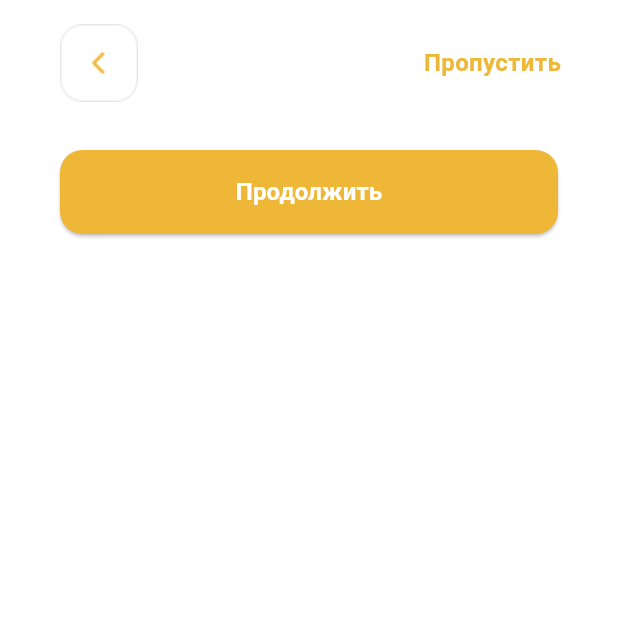
After one commit to warja256/PawPick, a Flutter app: the WhereAt screen opened directly, on a phone screen of 412 x 824 dp, the top half of it. The commit adds this screen. Run offline on Flutter 3.47's test engine with Material 3 defaults, Android fonts, the phone set to English and light mode, and no system bars.

Commit message:
Добавлен второй экран анкеты

```diff
--- /dev/null
+++ b/lib/form/about2.dart
@@ -0,0 +1,115 @@
+import 'package:flutter/material.dart';
+
+class WhereAt extends StatefulWidget {
+  const WhereAt({super.key});
+
+  @override
+  State<WhereAt> createState() => _WhereAtState();
+}
+
+class _WhereAtState extends State<WhereAt> {
+  @override
+  Widget build(BuildContext context) {
+    return Scaffold(
+      body: SafeArea(
+          child: Column(
+        children: [
+          Padding(
+            padding: EdgeInsets.only(
+                left: 40,
+                right: 38,
+                top: 16), // Минимальный top, SafeArea добавит остальное
+            child: Row(
+              mainAxisAlignment: MainAxisAlignment.spaceBetween,
+              children: [
+                GestureDetector(
+                  onTap: () {
+                    Navigator.push(
+                      context,
+                      PageRouteBuilder(
+                        pageBuilder: (context, animation, secondaryAnimation) =>
+                            const Placeholder(),
+                        transitionsBuilder:
+                            (context, animation, secondaryAnimation, child) {
+                          return FadeTransition(
+                            opacity: animation,
+                            child: child,
+                          );
+                        },
+                      ),
+                    );
+                  },
+                  child: Image.asset(
+                    'assets/btn_back.png',
+                    height: 52,
+                    width: 52,
+                    fit: BoxFit.contain,
+                  ),
+                ),
+                GestureDetector(
+                  onTap: () {
+                    Navigator.push(
+                      context,
+                      MaterialPageRoute(
+                        builder: (context) => const Placeholder(),
+                      ),
+                    );
+                  },
+                  child: Text(
+                    "Пропустить",
+                    style: TextStyle(
+                      fontSize: 16,
+                      fontWeight: FontWeight.bold,
+                      color: Theme.of(context).primaryColor,
+                      height: 1.5,
+                    ),
+                  ),
+                )
+              ],
+            ),
+          ),
+          const SizedBox(
+            height: 32,
+          ),
+          Padding(
+            padding: const EdgeInsets.only(left: 40, right: 40),
+            child: ElevatedButton(
+              onPressed: () {
+                Navigator.push(
+                  context,
+                  PageRouteBuilder(
+                    pageBuilder: (context, animation, secondaryAnimation) =>
+                        const Placeholder(),
+                    transitionsBuilder:
+                        (context, animation, secondaryAnimation, child) {
+                      return FadeTransition(
+                        opacity: animation,
+                        child: child,
+                      );
+                    },
+                  ),
+                );
+              },
+              style: ElevatedButton.styleFrom(
+                backgroundColor: Theme.of(context).primaryColor,
+                shape: RoundedRectangleBorder(
+                  borderRadius: BorderRadius.circular(15),
+                ),
+                minimumSize: const Size(double.infinity, 56),
+              ),
+              child: const Text(
+                "Продолжить",
+                style: TextStyle(
+                  fontSize: 16,
+                  fontWeight: FontWeight.bold,
+                  color: Colors.white,
+                  height: 1.5,
+                ),
+              ),
+            ),
+          )
+        ],
+      )),
+    );
+  }
+}
--- a/lib/main.dart
+++ b/lib/main.dart
@@ -1,6 +1,7 @@
 import 'package:flutter/material.dart';
 import 'package:paw_pick/filters/filter_settings.dart';
 import 'package:paw_pick/form/about1.dart';
+import 'package:paw_pick/form/about2.dart';
 import 'package:paw_pick/onboarding/onboarding.dart';
 import 'package:paw_pick/registration/registration_1.dart';
 import 'auth/sign_in.dart';
```
